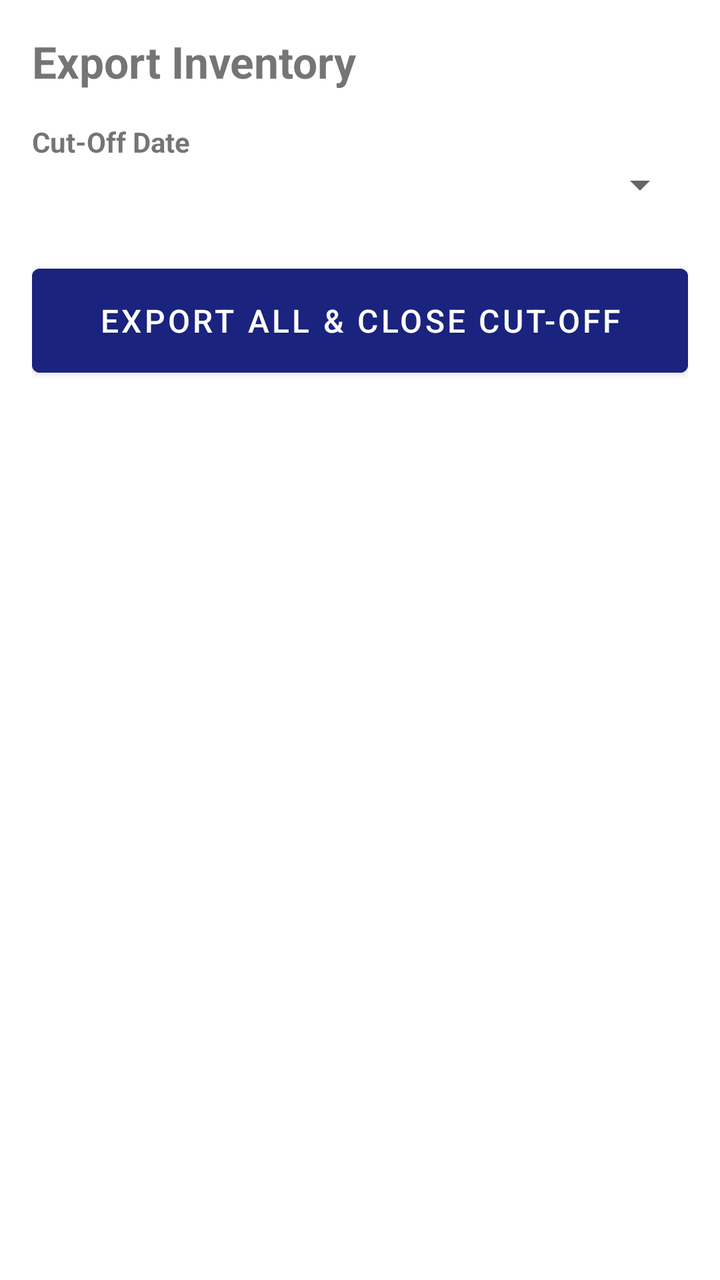
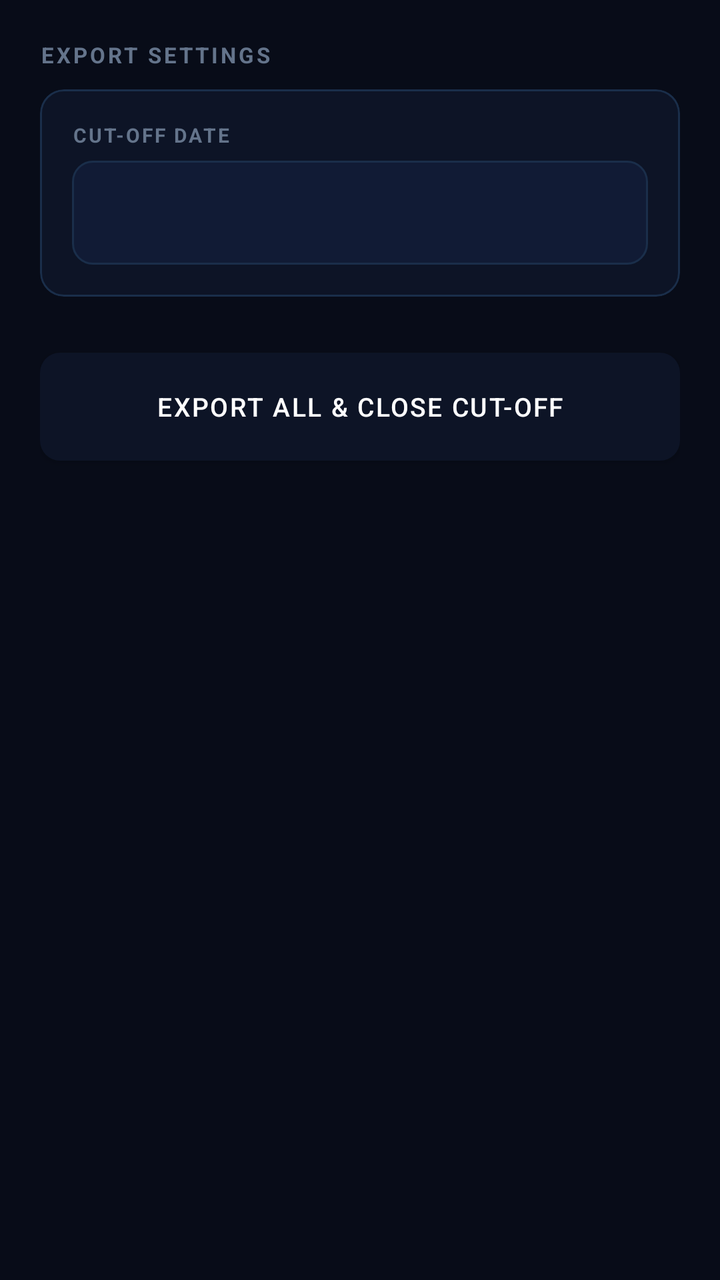

The first picture is an Android layout as it rendered before a commit; the second is the same layout after the commit. The layout source and the unified diff follow.
<!-- AndroidManifest.xml: application theme Theme.RGMCInventory -->
<!-- res/layout/fragment_export.xml -->
<?xml version="1.0" encoding="utf-8"?>
<LinearLayout xmlns:android="http://schemas.android.com/apk/res/android"
    android:layout_width="match_parent"
    android:layout_height="match_parent"
    android:orientation="vertical"
    android:padding="16dp">

    <TextView
        android:layout_width="wrap_content"
        android:layout_height="wrap_content"
        android:text="Export Inventory"
        android:textSize="22sp"
        android:textStyle="bold"
        android:layout_marginBottom="16dp"/>

    <TextView android:layout_width="wrap_content" android:layout_height="wrap_content" android:text="Cut-Off Date" android:textStyle="bold"/>
    <Spinner android:id="@+id/spinnerCutOff" android:layout_width="match_parent" android:layout_height="wrap_content" android:layout_marginBottom="24dp"/>

    <ProgressBar
        android:id="@+id/progressBar"
        android:layout_width="wrap_content"
        android:layout_height="wrap_content"
        android:layout_gravity="center"
        android:visibility="gone"/>

    <Button
        android:id="@+id/btnExport"
        android:layout_width="match_parent"
        android:layout_height="64dp"
        android:text="Export All &amp; Close Cut-Off"
        android:textSize="16sp"
        android:backgroundTint="#1A237E"/>
</LinearLayout>
<!-- resources referenced by this layout -->
<resources>
  <style name="Theme.RGMCInventory" parent="Theme.MaterialComponents.DayNight.DarkActionBar">
          <item name="colorPrimary">@color/colorPrimary</item>
          <item name="colorPrimaryDark">@color/colorPrimaryDark</item>
          <item name="colorAccent">@color/colorAccent</item>
          <item name="android:statusBarColor">@color/colorPrimaryDark</item>
      </style>
  <color name="colorPrimary">#1A237E</color>
  <color name="colorPrimaryDark">#0D1460</color>
  <color name="colorAccent">#3949AB</color>
</resources>

<!-- the commit's change to res/layout/fragment_export.xml (unified diff, before → after) -->
@@ -1,33 +1,64 @@
 <?xml version="1.0" encoding="utf-8"?>
 <LinearLayout xmlns:android="http://schemas.android.com/apk/res/android"
+    xmlns:app="http://schemas.android.com/apk/res-auto"
     android:layout_width="match_parent"
     android:layout_height="match_parent"
     android:orientation="vertical"
-    android:padding="16dp">
+    android:background="@color/colorBackground"
+    android:padding="20dp">
+
+    <ProgressBar
+        android:id="@+id/progressBar"
+        android:layout_width="match_parent"
+        android:layout_height="3dp"
+        style="?android:attr/progressBarStyleHorizontal"
+        android:indeterminate="true"
+        android:indeterminateTint="@color/colorPrimaryLight"
+        android:visibility="gone"
+        android:layout_marginBottom="16dp"/>
 
     <TextView
         android:layout_width="wrap_content"
         android:layout_height="wrap_content"
-        android:text="Export Inventory"
-        android:textSize="22sp"
+        android:text="EXPORT SETTINGS"
+        android:textColor="@color/colorTextSecondary"
+        android:textSize="11sp"
+        android:letterSpacing="0.12"
         android:textStyle="bold"
-        android:layout_marginBottom="16dp"/>
+        android:layout_marginBottom="10dp"/>
 
-    <TextView android:layout_width="wrap_content" android:layout_height="wrap_content" android:text="Cut-Off Date" android:textStyle="bold"/>
-    <Spinner android:id="@+id/spinnerCutOff" android:layout_width="match_parent" android:layout_height="wrap_content" android:layout_marginBottom="24dp"/>
+    <com.google.android.material.card.MaterialCardView
+        android:layout_width="match_parent"
+        android:layout_height="wrap_content"
+        android:layout_marginBottom="28dp"
+        app:cardBackgroundColor="@color/colorSurface"
+        app:cardCornerRadius="12dp"
+        app:cardElevation="0dp"
+        app:strokeColor="@color/colorBorder"
+        app:strokeWidth="1dp">
 
-    <ProgressBar
-        android:id="@+id/progressBar"
-        android:layout_width="wrap_content"
-        android:layout_height="wrap_content"
-        android:layout_gravity="center"
-        android:visibility="gone"/>
+        <LinearLayout
+            android:layout_width="match_parent"
+            android:layout_height="wrap_content"
+            android:orientation="vertical"
+            android:padding="16dp">
+
+            <TextView android:layout_width="wrap_content" android:layout_height="wrap_content" android:text="CUT-OFF DATE" android:textColor="@color/colorTextSecondary" android:textSize="10sp" android:letterSpacing="0.1" android:textStyle="bold" android:layout_marginBottom="6dp"/>
+            <FrameLayout android:layout_width="match_parent" android:layout_height="wrap_content" android:background="@drawable/bg_input_field" android:paddingStart="12dp" android:paddingEnd="8dp">
+                <Spinner android:id="@+id/spinnerCutOff" android:layout_width="match_parent" android:layout_height="52dp" android:background="@null"/>
+            </FrameLayout>
+
+        </LinearLayout>
+    </com.google.android.material.card.MaterialCardView>
 
     <Button
         android:id="@+id/btnExport"
         android:layout_width="match_parent"
-        android:layout_height="64dp"
-        android:text="Export All &amp; Close Cut-Off"
-        android:textSize="16sp"
-        android:backgroundTint="#1A237E"/>
+        android:layout_height="54dp"
+        android:text="EXPORT ALL &amp; CLOSE CUT-OFF"
+        android:textColor="@color/white"
+        android:textSize="13sp"
+        android:letterSpacing="0.06"
+        android:background="@drawable/bg_button_primary"/>
+
 </LinearLayout>
<!-- resource entries referenced after the edit -->
@@ -1,13 +1,69 @@
 <!-- resources referenced by this layout -->
 <resources>
+  <color name="colorBackground">#080C18</color>
+  <color name="colorBorder">#1A2E4A</color>
+  <color name="colorPrimaryLight">#3B82F6</color>
+  <color name="colorSurface">#0D1426</color>
+  <color name="colorTextSecondary">#64748B</color>
+  <color name="white">#FFFFFF</color>
+  <!-- drawable bg_button_primary (drawable) -->
+  <?xml version="1.0" encoding="utf-8"?>
+  <shape xmlns:android="http://schemas.android.com/apk/res/android" android:shape="rectangle">
+      <solid android:color="@color/colorPrimary"/>
+      <corners android:radius="10dp"/>
+  </shape>
+  <!-- drawable bg_input_field (drawable) -->
+  <?xml version="1.0" encoding="utf-8"?>
+  <shape xmlns:android="http://schemas.android.com/apk/res/android" android:shape="rectangle">
+      <solid android:color="@color/colorSurfaceVariant"/>
+      <corners android:radius="10dp"/>
+      <stroke android:width="1dp" android:color="@color/colorBorder"/>
+  </shape>
   <style name="Theme.RGMCInventory" parent="Theme.MaterialComponents.DayNight.DarkActionBar">
-          <item name="colorPrimary">@color/colorPrimary</item>
-          <item name="colorPrimaryDark">@color/colorPrimaryDark</item>
-          <item name="colorAccent">@color/colorAccent</item>
-          <item name="android:statusBarColor">@color/colorPrimaryDark</item>
+          <item name="colorPrimary">@color/colorSurface</item>
+          <item name="colorPrimaryDark">@color/colorBackground</item>
+          <item name="colorAccent">@color/colorPrimary</item>
+          <item name="android:windowBackground">@color/colorBackground</item>
+          <item name="android:statusBarColor">@color/colorBackground</item>
+          <item name="android:navigationBarColor">@color/colorSurface</item>
+          <item name="android:windowLightStatusBar">false</item>
+          <item name="colorSurface">@color/colorSurface</item>
+          <item name="colorOnSurface">@color/colorTextPrimary</item>
+          <item name="colorOnBackground">@color/colorTextPrimary</item>
+          <item name="colorOnPrimary">@color/white</item>
+          <item name="actionBarStyle">@style/Widget.RGMC.ActionBar</item>
+          <item name="actionBarTheme">@style/ThemeOverlay.RGMC.ActionBar</item>
+          <item name="materialCardViewStyle">@style/Widget.RGMC.CardView</item>
+          <item name="android:spinnerStyle">@style/Widget.RGMC.Spinner</item>
+          <item name="android:dropDownSpinnerStyle">@style/Widget.RGMC.Spinner</item>
       </style>
-  <color name="colorPrimary">#1A237E</color>
-  <color name="colorPrimaryDark">#0D1460</color>
-  <color name="colorAccent">#3949AB</color>
+  <color name="colorPrimary">#1A56DB</color>
+  <color name="colorSurfaceVariant">#111B35</color>
+  <color name="colorTextPrimary">#E2E8F0</color>
+  <style name="Widget.RGMC.ActionBar" parent="Widget.AppCompat.ActionBar.Solid">
+          <item name="background">@color/colorSurface</item>
+          <item name="elevation">0dp</item>
+          <item name="titleTextStyle">@style/TextAppearance.RGMC.ActionBarTitle</item>
+      </style>
+  <style name="ThemeOverlay.RGMC.ActionBar" parent="ThemeOverlay.AppCompat.Dark.ActionBar">
+          <item name="android:textColorPrimary">@color/colorTextPrimary</item>
+          <item name="colorControlNormal">@color/colorTextSecondary</item>
+      </style>
+  <style name="Widget.RGMC.CardView" parent="Widget.MaterialComponents.CardView">
+          <item name="cardBackgroundColor">@color/colorSurface</item>
+          <item name="cardCornerRadius">12dp</item>
+          <item name="cardElevation">0dp</item>
+          <item name="strokeColor">@color/colorBorder</item>
+          <item name="strokeWidth">1dp</item>
+      </style>
+  <style name="Widget.RGMC.Spinner" parent="Widget.AppCompat.Spinner">
+          <item name="android:background">@null</item>
+          <item name="android:popupBackground">@color/colorSurfaceVariant</item>
+      </style>
+  <style name="TextAppearance.RGMC.ActionBarTitle" parent="TextAppearance.AppCompat.Widget.ActionBar.Title">
+          <item name="android:textColor">@color/colorTextPrimary</item>
+          <item name="android:textSize">16sp</item>
+          <item name="android:letterSpacing">0.03</item>
+      </style>
 </resources>
 
